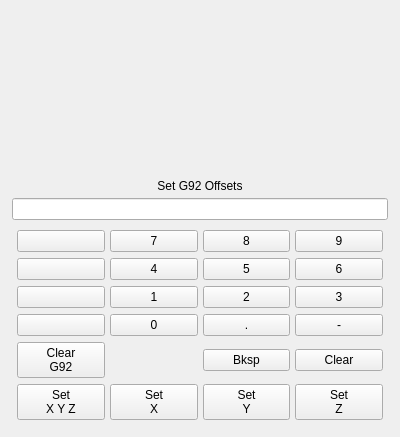
Before: the Qt Designer form qtpyvcp/widgets/utility_widgets/g92_offset/g92_keypad.ui in kcjengr/qtpyvcp, drawn with Qt 5.
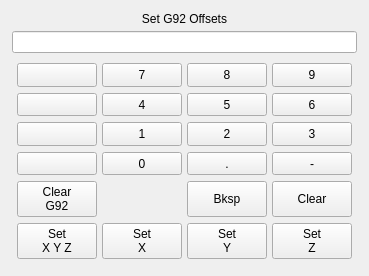
After: the same form once the commit is applied. Custom widgets are drawn as their Qt base class.

Commit message: add missing button groups

```diff
--- a/qtpyvcp/widgets/utility_widgets/g92_offset/g92_keypad.ui
+++ b/qtpyvcp/widgets/utility_widgets/g92_offset/g92_keypad.ui
@@ -6,8 +6,8 @@
    <rect>
     <x>0</x>
     <y>0</y>
-    <width>400</width>
-    <height>437</height>
+    <width>365</width>
+    <height>276</height>
    </rect>
   </property>
   <property name="windowTitle">
@@ -35,8 +35,14 @@
       <property name="spacing">
        <number>5</number>
       </property>
-      <item row="1" column="0" colspan="4">
+      <item row="0" column="0" colspan="2">
        <widget class="QLabel" name="label_21">
+        <property name="sizePolicy">
+         <sizepolicy hsizetype="Preferred" vsizetype="Fixed">
+          <horstretch>0</horstretch>
+          <verstretch>0</verstretch>
+         </sizepolicy>
+        </property>
         <property name="text">
          <string>Set G92 Offsets</string>
         </property>
@@ -45,27 +51,14 @@
         </property>
        </widget>
       </item>
-      <item row="2" column="0" colspan="4">
+      <item row="1" column="0" colspan="2">
        <widget class="QLineEdit" name="g92OffsetsLbl">
         <property name="readOnly">
          <bool>true</bool>
         </property>
        </widget>
       </item>
-      <item row="0" column="0" colspan="4">
-       <spacer name="verticalSpacer_8">
-        <property name="orientation">
-         <enum>Qt::Vertical</enum>
-        </property>
-        <property name="sizeHint" stdset="0">
-         <size>
-          <width>20</width>
-          <height>40</height>
-         </size>
-        </property>
-       </spacer>
-      </item>
-      <item row="3" column="0" colspan="4">
+      <item row="2" column="0" colspan="2">
        <widget class="QWidget" name="g92Keypad" native="true">
         <layout class="QGridLayout" name="gridLayout_8">
          <property name="leftMargin">
@@ -85,6 +78,12 @@
          </property>
          <item row="1" column="2">
           <widget class="QPushButton" name="pushButton_107">
+           <property name="sizePolicy">
+            <sizepolicy hsizetype="Minimum" vsizetype="Expanding">
+             <horstretch>0</horstretch>
+             <verstretch>0</verstretch>
+            </sizepolicy>
+           </property>
            <property name="text">
             <string>5</string>
            </property>
@@ -92,6 +91,12 @@
          </item>
          <item row="1" column="1">
           <widget class="QPushButton" name="pushButton_106">
+           <property name="sizePolicy">
+            <sizepolicy hsizetype="Minimum" vsizetype="Expanding">
+             <horstretch>0</horstretch>
+             <verstretch>0</verstretch>
+            </sizepolicy>
+           </property>
            <property name="text">
             <string>4</string>
            </property>
@@ -99,6 +104,12 @@
          </item>
          <item row="3" column="1">
           <widget class="QPushButton" name="pushButton_21">
+           <property name="sizePolicy">
+            <sizepolicy hsizetype="Minimum" vsizetype="Expanding">
+             <horstretch>0</horstretch>
+             <verstretch>0</verstretch>
+            </sizepolicy>
+           </property>
            <property name="text">
             <string>0</string>
            </property>
@@ -106,6 +117,12 @@
          </item>
          <item row="2" column="0">
           <widget class="QPushButton" name="pushButton_35">
+           <property name="sizePolicy">
+            <sizepolicy hsizetype="Minimum" vsizetype="Expanding">
+             <horstretch>0</horstretch>
+             <verstretch>0</verstretch>
+            </sizepolicy>
+           </property>
            <property name="text">
             <string/>
            </property>
@@ -113,6 +130,12 @@
          </item>
          <item row="0" column="3">
           <widget class="QPushButton" name="pushButton_103">
+           <property name="sizePolicy">
+            <sizepolicy hsizetype="Minimum" vsizetype="Expanding">
+             <horstretch>0</horstretch>
+             <verstretch>0</verstretch>
+            </sizepolicy>
+           </property>
            <property name="text">
             <string>9</string>
            </property>
@@ -120,6 +143,12 @@
          </item>
          <item row="1" column="3">
           <widget class="QPushButton" name="pushButton_108">
+           <property name="sizePolicy">
+            <sizepolicy hsizetype="Minimum" vsizetype="Expanding">
+             <horstretch>0</horstretch>
+             <verstretch>0</verstretch>
+            </sizepolicy>
+           </property>
            <property name="text">
             <string>6</string>
            </property>
@@ -127,6 +156,12 @@
          </item>
          <item row="0" column="1">
           <widget class="QPushButton" name="pushButton_101">
+           <property name="sizePolicy">
+            <sizepolicy hsizetype="Minimum" vsizetype="Expanding">
+             <horstretch>0</horstretch>
+             <verstretch>0</verstretch>
+            </sizepolicy>
+           </property>
            <property name="text">
             <string>7</string>
            </property>
@@ -134,6 +169,12 @@
          </item>
          <item row="2" column="1">
           <widget class="QPushButton" name="pushButton_99">
+           <property name="sizePolicy">
+            <sizepolicy hsizetype="Minimum" vsizetype="Expanding">
+             <horstretch>0</horstretch>
+             <verstretch>0</verstretch>
+            </sizepolicy>
+           </property>
            <property name="text">
             <string>1</string>
            </property>
@@ -141,6 +182,12 @@
          </item>
          <item row="0" column="0">
           <widget class="QPushButton" name="pushButton_100">
+           <property name="sizePolicy">
+            <sizepolicy hsizetype="Minimum" vsizetype="Expanding">
+             <horstretch>0</horstretch>
+             <verstretch>0</verstretch>
+            </sizepolicy>
+           </property>
            <property name="text">
             <string/>
            </property>
@@ -148,6 +195,12 @@
          </item>
          <item row="1" column="0">
           <widget class="QPushButton" name="pushButton_105">
+           <property name="sizePolicy">
+            <sizepolicy hsizetype="Minimum" vsizetype="Expanding">
+             <horstretch>0</horstretch>
+             <verstretch>0</verstretch>
+            </sizepolicy>
+           </property>
            <property name="text">
             <string/>
            </property>
@@ -155,6 +208,12 @@
          </item>
          <item row="0" column="2">
           <widget class="QPushButton" name="pushButton_102">
+           <property name="sizePolicy">
+            <sizepolicy hsizetype="Minimum" vsizetype="Expanding">
+             <horstretch>0</horstretch>
+             <verstretch>0</verstretch>
+            </sizepolicy>
+           </property>
            <property name="text">
             <string>8</string>
            </property>
@@ -162,6 +221,12 @@
          </item>
          <item row="2" column="3">
           <widget class="QPushButton" name="pushButton_50">
+           <property name="sizePolicy">
+            <sizepolicy hsizetype="Minimum" vsizetype="Expanding">
+             <horstretch>0</horstretch>
+             <verstretch>0</verstretch>
+            </sizepolicy>
+           </property>
            <property name="text">
             <string>3</string>
            </property>
@@ -169,6 +234,12 @@
          </item>
          <item row="3" column="2">
           <widget class="QPushButton" name="pushButton_31">
+           <property name="sizePolicy">
+            <sizepolicy hsizetype="Minimum" vsizetype="Expanding">
+             <horstretch>0</horstretch>
+             <verstretch>0</verstretch>
+            </sizepolicy>
+           </property>
            <property name="text">
             <string>.</string>
            </property>
@@ -176,6 +247,12 @@
          </item>
          <item row="4" column="3">
           <widget class="QPushButton" name="g92ClearBtn">
+           <property name="sizePolicy">
+            <sizepolicy hsizetype="Minimum" vsizetype="Expanding">
+             <horstretch>0</horstretch>
+             <verstretch>0</verstretch>
+            </sizepolicy>
+           </property>
            <property name="text">
             <string>Clear</string>
            </property>
@@ -183,6 +260,12 @@
          </item>
          <item row="4" column="0">
           <widget class="MDIButton" name="mdibutton_11">
+           <property name="sizePolicy">
+            <sizepolicy hsizetype="Minimum" vsizetype="Expanding">
+             <horstretch>0</horstretch>
+             <verstretch>0</verstretch>
+            </sizepolicy>
+           </property>
            <property name="text">
             <string>Clear
 G92</string>
@@ -194,6 +277,12 @@
          </item>
          <item row="4" column="2">
           <widget class="QPushButton" name="g92BkspBtn">
+           <property name="sizePolicy">
+            <sizepolicy hsizetype="Minimum" vsizetype="Expanding">
+             <horstretch>0</horstretch>
+             <verstretch>0</verstretch>
+            </sizepolicy>
+           </property>
            <property name="text">
             <string>Bksp</string>
            </property>
@@ -201,6 +290,12 @@
          </item>
          <item row="3" column="0">
           <widget class="QPushButton" name="pushButton_22">
+           <property name="sizePolicy">
+            <sizepolicy hsizetype="Minimum" vsizetype="Expanding">
+             <horstretch>0</horstretch>
+             <verstretch>0</verstretch>
+            </sizepolicy>
+           </property>
            <property name="text">
             <string/>
            </property>
@@ -208,6 +303,12 @@
          </item>
          <item row="2" column="2">
           <widget class="QPushButton" name="pushButton_45">
+           <property name="sizePolicy">
+            <sizepolicy hsizetype="Minimum" vsizetype="Expanding">
+             <horstretch>0</horstretch>
+             <verstretch>0</verstretch>
+            </sizepolicy>
+           </property>
            <property name="text">
             <string>2</string>
            </property>
@@ -215,6 +316,12 @@
          </item>
          <item row="3" column="3">
           <widget class="QPushButton" name="pushButton_104">
+           <property name="sizePolicy">
+            <sizepolicy hsizetype="Minimum" vsizetype="Expanding">
+             <horstretch>0</horstretch>
+             <verstretch>0</verstretch>
+            </sizepolicy>
+           </property>
            <property name="text">
             <string>-</string>
            </property>
@@ -222,6 +329,12 @@
          </item>
          <item row="5" column="0">
           <widget class="MDIButton" name="mdibutton_7">
+           <property name="sizePolicy">
+            <sizepolicy hsizetype="Minimum" vsizetype="Expanding">
+             <horstretch>0</horstretch>
+             <verstretch>0</verstretch>
+            </sizepolicy>
+           </property>
            <property name="text">
             <string>Set
 X Y Z</string>
@@ -230,6 +343,12 @@
          </item>
          <item row="5" column="1">
           <widget class="MDIButton" name="mdibutton_8">
+           <property name="sizePolicy">
+            <sizepolicy hsizetype="Minimum" vsizetype="Expanding">
+             <horstretch>0</horstretch>
+             <verstretch>0</verstretch>
+            </sizepolicy>
+           </property>
            <property name="text">
             <string>Set
 X</string>
@@ -238,6 +357,12 @@
          </item>
          <item row="5" column="2">
           <widget class="MDIButton" name="mdibutton_9">
+           <property name="sizePolicy">
+            <sizepolicy hsizetype="Minimum" vsizetype="Expanding">
+             <horstretch>0</horstretch>
+             <verstretch>0</verstretch>
+            </sizepolicy>
+           </property>
            <property name="text">
             <string>Set
 Y</string>
@@ -246,6 +371,12 @@
          </item>
          <item row="5" column="3">
           <widget class="MDIButton" name="mdibutton_10">
+           <property name="sizePolicy">
+            <sizepolicy hsizetype="Minimum" vsizetype="Expanding">
+             <horstretch>0</horstretch>
+             <verstretch>0</verstretch>
+            </sizepolicy>
+           </property>
            <property name="text">
             <string>Set
 Z</string>
```
Left out of the diff: 39 changed lines with no effect on the pictures. The commit also changes 3 other files.
